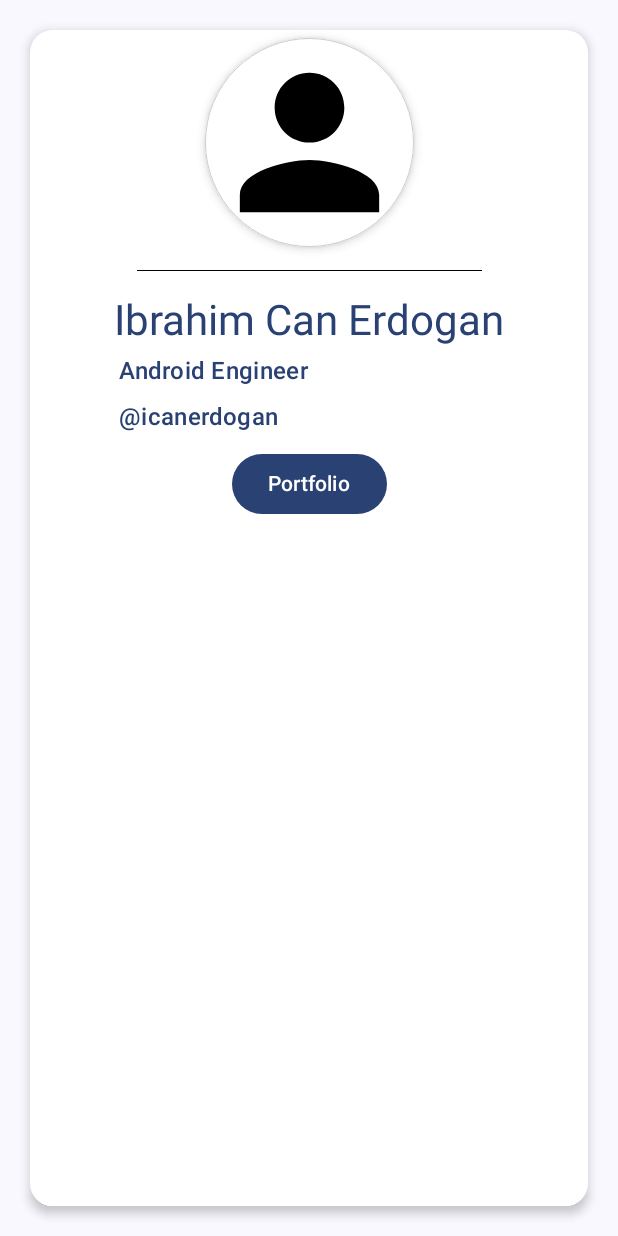
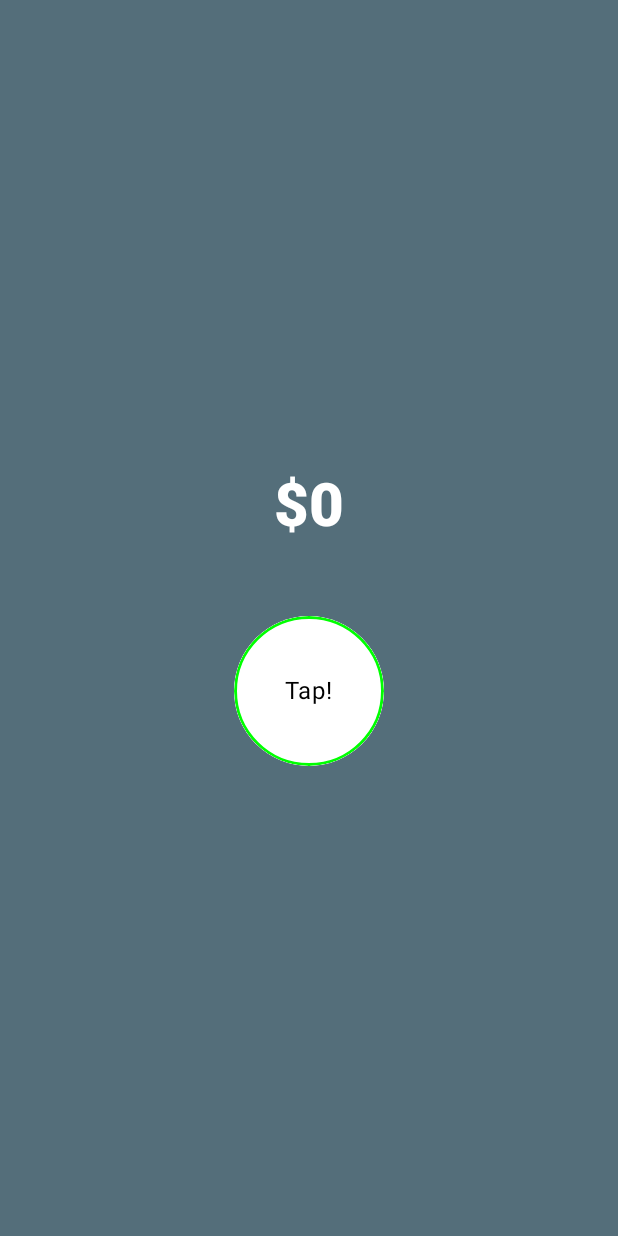
Before and after one commit to icanerdogan/Jetpack-Compose-Comprehensive-Bootcamp, an Android app built with Jetpack Compose: the screen it shows after launch (BizCardActivity before the commit, ComposeFundamentalsActivity after it), on a phone screen of 412 x 824 dp. Run offline under Robolectric (Android 15) with nearby library versions, the phone set to English and light mode, and no system bars.

Commit message:
Money Counter app completed.

```diff
--- a/app/src/main/AndroidManifest.xml
+++ b/app/src/main/AndroidManifest.xml
@@ -2,7 +2,7 @@
 <manifest xmlns:android="http://schemas.android.com/apk/res/android"
     xmlns:tools="http://schemas.android.com/tools">
 
-    <uses-permission android:name="android.permission.INTERNET"/>
+    <uses-permission android:name="android.permission.INTERNET" />
 
     <application
         android:allowBackup="true"
@@ -15,9 +15,9 @@
         android:theme="@style/Theme.JetpackComposeComprehensiveBootcamp"
         tools:targetApi="31">
         <activity
-            android:name=".app1bizcard.BizCardActivity"
+            android:name=".app2moneycounter.ComposeFundamentalsActivity"
             android:exported="true"
-            android:label="@string/title_activity_biz_card"
+            android:label="@string/title_activity_compose_fundamentals"
             android:theme="@style/Theme.JetpackComposeComprehensiveBootcamp" >
             <intent-filter>
                 <action android:name="android.intent.action.MAIN" />
@@ -25,6 +25,12 @@
                 <category android:name="android.intent.category.LAUNCHER" />
             </intent-filter>
         </activity>
+        <activity
+            android:name=".app1bizcard.BizCardActivity"
+            android:exported="false"
+            android:label="@string/title_activity_biz_card"
+            android:theme="@style/Theme.JetpackComposeComprehensiveBootcamp">
+        </activity>
     </application>
 
 </manifest>
--- a/app/src/main/java/com/ibrahimcanerdogan/jetpackcomposecomprehensivebootcamp/app1bizcard/BizCardActivity.kt
+++ b/app/src/main/java/com/ibrahimcanerdogan/jetpackcomposecomprehensivebootcamp/app1bizcard/BizCardActivity.kt
@@ -114,7 +114,6 @@ fun CreateBizCard() {
     }
 }
 
-@Preview(showBackground = true)
 @Composable
 fun PortfolioContent(isShown: Boolean = false) {
     if (isShown) {
@@ -219,7 +218,7 @@ private fun CreateImageProfile(modifier: Modifier = Modifier) {
     }
 }
 
-//@Preview(showBackground = true)
+@Preview(showBackground = true)
 @Composable
 fun BizCardPreview() {
     JetpackComposeComprehensiveBootcampTheme {
--- /dev/null
+++ b/app/src/main/java/com/ibrahimcanerdogan/jetpackcomposecomprehensivebootcamp/app2moneycounter/ComposeFundamentalsActivity.kt
@@ -0,0 +1,158 @@
+package com.ibrahimcanerdogan.jetpackcomposecomprehensivebootcamp.app2moneycounter
+
+import android.os.Bundle
+import android.util.Log
+import androidx.activity.ComponentActivity
+import androidx.activity.compose.setContent
+import androidx.activity.enableEdgeToEdge
+import androidx.compose.foundation.background
+import androidx.compose.foundation.border
+import androidx.compose.foundation.clickable
+import androidx.compose.foundation.layout.Arrangement
+import androidx.compose.foundation.layout.Box
+import androidx.compose.foundation.layout.Column
+import androidx.compose.foundation.layout.Spacer
+import androidx.compose.foundation.layout.fillMaxHeight
+import androidx.compose.foundation.layout.fillMaxSize
+import androidx.compose.foundation.layout.fillMaxWidth
+import androidx.compose.foundation.layout.height
+import androidx.compose.foundation.layout.size
+import androidx.compose.foundation.layout.wrapContentSize
+import androidx.compose.foundation.shape.CircleShape
+import androidx.compose.material3.CardDefaults
+import androidx.compose.material3.ElevatedCard
+import androidx.compose.material3.MaterialTheme
+import androidx.compose.material3.Surface
+import androidx.compose.material3.Text
+import androidx.compose.runtime.Composable
+import androidx.compose.runtime.getValue
+import androidx.compose.runtime.mutableIntStateOf
+import androidx.compose.runtime.remember
+import androidx.compose.runtime.setValue
+import androidx.compose.ui.Alignment
+import androidx.compose.ui.Modifier
+import androidx.compose.ui.draw.clip
+import androidx.compose.ui.graphics.Color
+import androidx.compose.ui.graphics.Shape
+import androidx.compose.ui.text.TextStyle
+import androidx.compose.ui.text.font.FontWeight
+import androidx.compose.ui.text.style.TextAlign
+import androidx.compose.ui.tooling.preview.Preview
+import androidx.compose.ui.unit.dp
+import androidx.compose.ui.unit.sp
+import com.ibrahimcanerdogan.jetpackcomposecomprehensivebootcamp.app2moneycounter.ui.theme.JetpackComposeComprehensiveBootcampTheme
+
+class ComposeFundamentalsActivity : ComponentActivity() {
+    override fun onCreate(savedInstanceState: Bundle?) {
+        super.onCreate(savedInstanceState)
+        enableEdgeToEdge()
+        setContent {
+            JetpackComposeComprehensiveBootcampTheme {
+                Surface(
+                    modifier = Modifier
+                        .fillMaxHeight()
+                        .fillMaxWidth(),
+                    color = MaterialTheme.colorScheme.primary
+                ) {
+                    /*IntroComposePage(
+                        name = "Android",
+                        modifier = Modifier.padding()
+                    )*/
+                    MyClickApp()
+                }
+            }
+        }
+    }
+}
+
+@Preview(showBackground = true)
+@Composable
+fun MyClickAppPreview() {
+    JetpackComposeComprehensiveBootcampTheme {
+        MyClickApp()
+    }
+}
+
+@Composable
+fun MyClickApp() {
+    var moneyCounter by remember { mutableIntStateOf(0) }
+
+    Surface(
+        modifier = Modifier.fillMaxSize(),
+        color = Color(0xFF546E7A)
+    ) {
+        Column(
+            verticalArrangement = Arrangement.Center,
+            horizontalAlignment = Alignment.CenterHorizontally
+        ) {
+            Text(text = "$$moneyCounter", style = TextStyle(
+                color = Color.White,
+                textAlign = TextAlign.Center,
+                fontSize = 40.sp,
+                fontWeight = FontWeight.ExtraBold
+            ))
+            Spacer(modifier = Modifier.height(50.dp))
+            CreateCircle(CircleShape, moneyCounter) {
+                moneyCounter += 1
+            }
+            if (moneyCounter > 25) {
+                Text(text = "Lots of money!")
+            }
+        }
+    }
+}
+
+
+@Composable
+fun CreateCircle(shape: Shape, moneyCount: Int, updatedMoneyCounter: (Int) -> Unit) {
+
+    ElevatedCard(modifier = Modifier
+        .fillMaxWidth()
+        .wrapContentSize(Alignment.Center)
+        .clip(CircleShape)
+        .clickable {
+            // moneyCounter += 1
+            updatedMoneyCounter(moneyCount)
+            Log.d("ComposeFundamentalsActivity", "CreateCircle: Tap!")
+        },
+        elevation = CardDefaults.elevatedCardElevation(50.dp)) {
+        Box(
+            modifier = Modifier
+                .size(100.dp)
+                .clip(shape)
+                .background(Color.White)
+                .border(
+                    shape = CircleShape,
+                    color = Color.Green,
+                    width = 2.dp
+                ),
+            contentAlignment = Alignment.Center
+        ) {
+            Text(text = "Tap!", color = Color.Black)
+        }
+    }
+}
+
+@Composable
+fun IntroComposePage(name: String, modifier: Modifier = Modifier) {
+    Column {
+        Text(
+            text = "Hello $name!",
+            modifier = modifier
+        )
+        ShowAge(age = 24)
+    }
+}
+
+@Composable
+fun ShowAge(age: Int) {
+    Text(text = "$age")
+}
+
+@Preview(showBackground = true)
+@Composable
+fun GreetingPreview() {
+    JetpackComposeComprehensiveBootcampTheme {
+        IntroComposePage("Android")
+    }
+}
--- /dev/null
+++ b/app/src/main/java/com/ibrahimcanerdogan/jetpackcomposecomprehensivebootcamp/app2moneycounter/ui/theme/Color.kt
@@ -0,0 +1,11 @@
+package com.ibrahimcanerdogan.jetpackcomposecomprehensivebootcamp.app2moneycounter.ui.theme
+
+import androidx.compose.ui.graphics.Color
+
+val Purple80 = Color(0xFFD0BCFF)
+val PurpleGrey80 = Color(0xFFCCC2DC)
+val Pink80 = Color(0xFFEFB8C8)
+
+val Purple40 = Color(0xFF6650a4)
+val PurpleGrey40 = Color(0xFF625b71)
+val Pink40 = Color(0xFF7D5260)
--- /dev/null
+++ b/app/src/main/java/com/ibrahimcanerdogan/jetpackcomposecomprehensivebootcamp/app2moneycounter/ui/theme/Theme.kt
@@ -0,0 +1,57 @@
+package com.ibrahimcanerdogan.jetpackcomposecomprehensivebootcamp.app2moneycounter.ui.theme
+
+import android.os.Build
+import androidx.compose.foundation.isSystemInDarkTheme
+import androidx.compose.material3.MaterialTheme
+import androidx.compose.material3.darkColorScheme
+import androidx.compose.material3.dynamicDarkColorScheme
+import androidx.compose.material3.dynamicLightColorScheme
+import androidx.compose.material3.lightColorScheme
+import androidx.compose.runtime.Composable
+import androidx.compose.ui.platform.LocalContext
+
+private val DarkColorScheme = darkColorScheme(
+    primary = Purple80,
+    secondary = PurpleGrey80,
+    tertiary = Pink80
+)
+
+private val LightColorScheme = lightColorScheme(
+    primary = Purple40,
+    secondary = PurpleGrey40,
+    tertiary = Pink40
+
+    /* Other default colors to override
+    background = Color(0xFFFFFBFE),
+    surface = Color(0xFFFFFBFE),
+    onPrimary = Color.White,
+    onSecondary = Color.White,
+    onTertiary = Color.White,
+    onBackground = Color(0xFF1C1B1F),
+    onSurface = Color(0xFF1C1B1F),
+    */
+)
+
+@Composable
+fun JetpackComposeComprehensiveBootcampTheme(
+    darkTheme: Boolean = isSystemInDarkTheme(),
+    // Dynamic color is available on Android 12+
+    dynamicColor: Boolean = true,
+    content: @Composable () -> Unit
+) {
+    val colorScheme = when {
+        dynamicColor && Build.VERSION.SDK_INT >= Build.VERSION_CODES.S -> {
+            val context = LocalContext.current
+            if (darkTheme) dynamicDarkColorScheme(context) else dynamicLightColorScheme(context)
+        }
+
+        darkTheme -> DarkColorScheme
+        else -> LightColorScheme
+    }
+
+    MaterialTheme(
+        colorScheme = colorScheme,
+        typography = Typography,
+        content = content
+    )
+}
--- /dev/null
+++ b/app/src/main/java/com/ibrahimcanerdogan/jetpackcomposecomprehensivebootcamp/app2moneycounter/ui/theme/Type.kt
@@ -0,0 +1,34 @@
+package com.ibrahimcanerdogan.jetpackcomposecomprehensivebootcamp.app2moneycounter.ui.theme
+
+import androidx.compose.material3.Typography
+import androidx.compose.ui.text.TextStyle
+import androidx.compose.ui.text.font.FontFamily
+import androidx.compose.ui.text.font.FontWeight
+import androidx.compose.ui.unit.sp
+
+// Set of Material typography styles to start with
+val Typography = Typography(
+    bodyLarge = TextStyle(
+        fontFamily = FontFamily.Default,
+        fontWeight = FontWeight.Normal,
+        fontSize = 16.sp,
+        lineHeight = 24.sp,
+        letterSpacing = 0.5.sp
+    )
+    /* Other default text styles to override
+    titleLarge = TextStyle(
+        fontFamily = FontFamily.Default,
+        fontWeight = FontWeight.Normal,
+        fontSize = 22.sp,
+        lineHeight = 28.sp,
+        letterSpacing = 0.sp
+    ),
+    labelSmall = TextStyle(
+        fontFamily = FontFamily.Default,
+        fontWeight = FontWeight.Medium,
+        fontSize = 11.sp,
+        lineHeight = 16.sp,
+        letterSpacing = 0.5.sp
+    )
+    */
+)
--- a/app/src/main/res/values/strings.xml
+++ b/app/src/main/res/values/strings.xml
@@ -1,4 +1,5 @@
 <resources>
     <string name="app_name">Jetpack Compose Comprehensive Bootcamp</string>
     <string name="title_activity_biz_card">BizCardActivity</string>
+    <string name="title_activity_compose_fundamentals">ComposeFundamentalsActivity</string>
 </resources>
```
